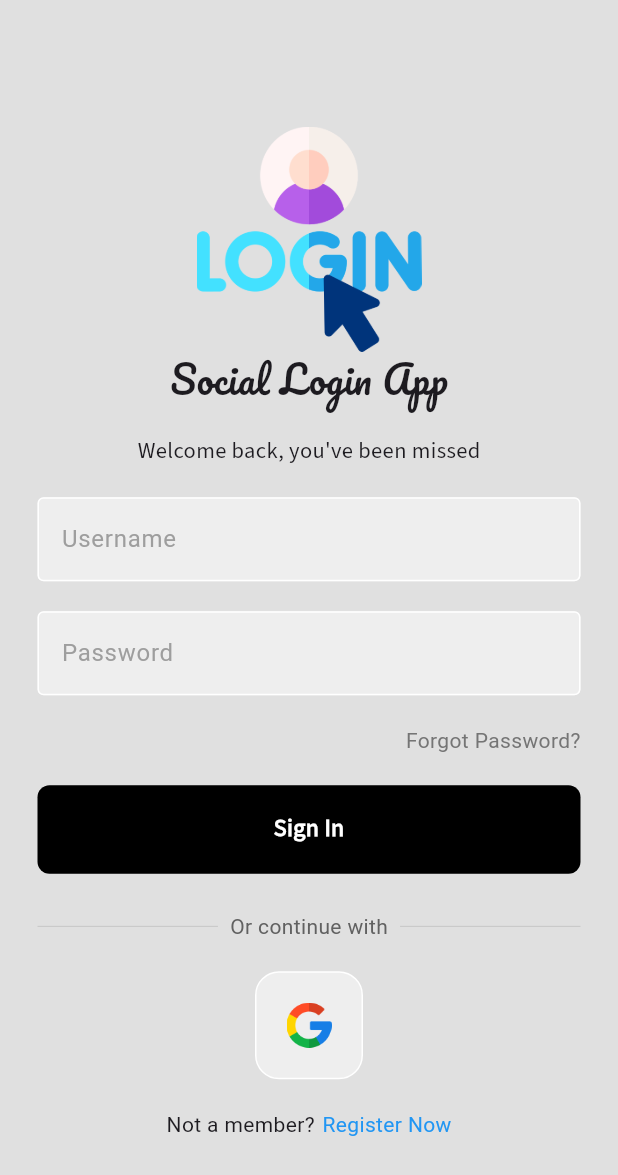
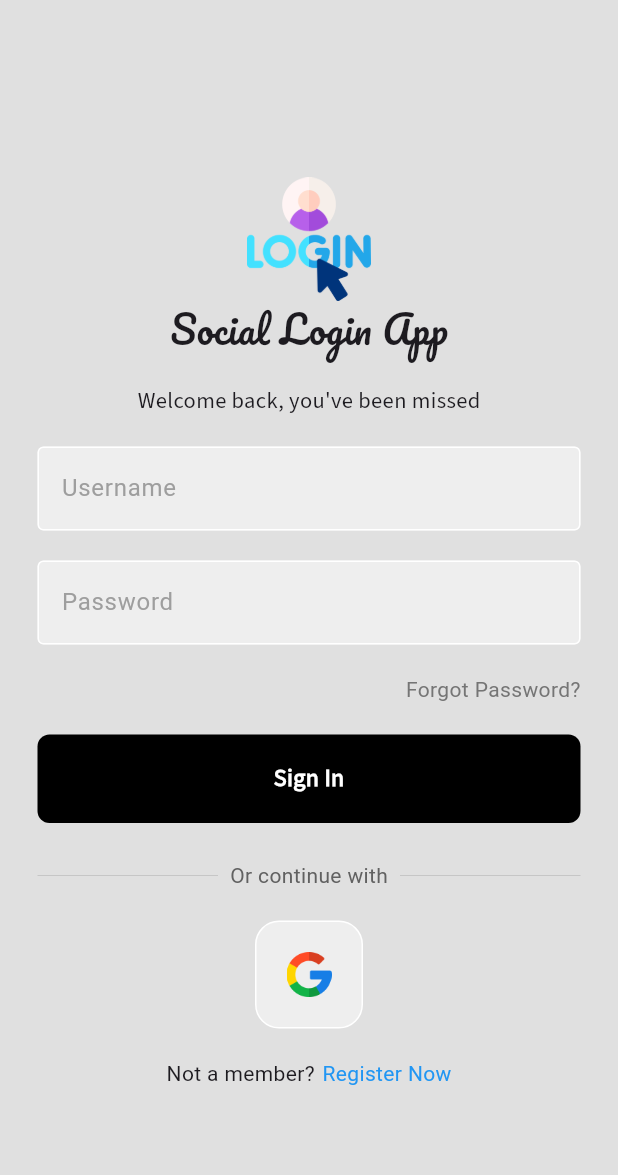
Before and after one commit to Istiaq66/social_login, a Flutter app: the screen it shows after launch, on a phone screen of 412 x 824 dp. Shown: the top 1175 px of the screen. Run offline on Flutter 3.47's test engine with Material 3 defaults, Android fonts, the phone set to English and light mode, and no system bars; our stand-ins replace firebase_auth, firebase_core, google_sign_in; accounts and stored records are empty.

Commit message:
logo size edited

```diff
--- a/lib/Screens/login.dart
+++ b/lib/Screens/login.dart
@@ -17,6 +17,7 @@ class Login extends StatelessWidget {
 
   @override
   Widget build(BuildContext context) {
+    final size = MediaQuery.of(context).size;
     return Scaffold(
       backgroundColor: Colors.grey[300],
       body: SafeArea(
@@ -29,10 +30,10 @@ class Login extends StatelessWidget {
                   height: 20,
                 ),
                 //logo
-                const Image(
-                  image: AssetImage('images/logo.png'),
-                  height: 150,
-                  width: 150,
+                 Image(
+                  image: const AssetImage('images/logo.png'),
+                  height: size.height * 0.1,
+                  width: size.height * 0.1,
                 ),
 
                 //Appname
```
